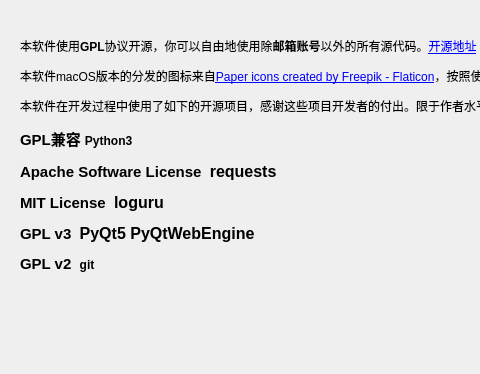
Old version of the form ui/license.ui in the repository Cinea4678/Tongji-AutoGetScore; both pictures show x 0 to 480 and y 0 to 374 of the 806 by 374 pixel window.
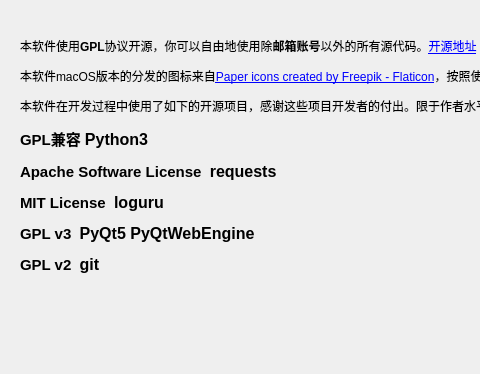
New version of the form.

Commit message: 修正排版

```diff
--- a/ui/license.ui
+++ b/ui/license.ui
@@ -39,18 +39,19 @@
     </rect>
    </property>
    <property name="text">
-    <string>&lt;!DOCTYPE HTML PUBLIC &quot;-//W3C//DTD HTML 4.0//EN&quot; &quot;http://www.w3.org/TR/REC-html40/strict.dtd&quot;&gt;
+    <string>
+&lt;!DOCTYPE HTML PUBLIC &quot;-//W3C//DTD HTML 4.0//EN&quot; &quot;http://www.w3.org/TR/REC-html40/strict.dtd&quot;&gt;
 &lt;html&gt;&lt;head&gt;&lt;meta name=&quot;qrichtext&quot; content=&quot;1&quot; /&gt;&lt;style type=&quot;text/css&quot;&gt;
 p, li { white-space: pre-wrap; }
 &lt;/style&gt;&lt;/head&gt;&lt;body style=&quot; font-family:'SimSun'; font-size:9pt; font-weight:400; font-style:normal;&quot;&gt;
 &lt;p style=&quot; margin-top:12px; margin-bottom:12px; margin-left:0px; margin-right:0px; -qt-block-indent:0; text-indent:0px;&quot;&gt;本软件使用&lt;span style=&quot; font-weight:600;&quot;&gt;GPL&lt;/span&gt;协议开源，你可以自由地使用除&lt;span style=&quot; font-weight:600;&quot;&gt;邮箱账号&lt;/span&gt;以外的所有源代码。&lt;a href=&quot;https://github.com/Cinea4678/Tongji-AutoGetScore&quot;&gt;&lt;span style=&quot; text-decoration: underline; color:#0000ff;&quot;&gt;开源地址&lt;/span&gt;&lt;/a&gt;&lt;/p&gt;
 &lt;p style=&quot; margin-top:12px; margin-bottom:12px; margin-left:0px; margin-right:0px; -qt-block-indent:0; text-indent:0px;&quot;&gt;本软件macOS版本的分发的图标来自&lt;a href=&quot;https://www.flaticon.com/free-icons/paper&quot;&gt;&lt;span style=&quot; text-decoration: underline; color:#0000ff;&quot;&gt;Paper icons created by Freepik - Flaticon&lt;/span&gt;&lt;/a&gt;，按照使用协议使用。&lt;/p&gt;
 &lt;p style=&quot; margin-top:12px; margin-bottom:12px; margin-left:0px; margin-right:0px; -qt-block-indent:0; text-indent:0px;&quot;&gt;本软件在开发过程中使用了如下的开源项目，感谢这些项目开发者的付出。限于作者水平，可能罗列不完全：&lt;/p&gt;
-&lt;p style=&quot; margin-top:12px; margin-bottom:12px; margin-left:0px; margin-right:0px; -qt-block-indent:0; text-indent:0px;&quot;&gt;&lt;span style=&quot; font-size:11pt; font-weight:600;&quot;&gt;GPL兼容 &lt;/span&gt;&lt;span style=&quot; font-weight:600;&quot;&gt;Python3&lt;/span&gt;&lt;/p&gt;
+&lt;p style=&quot; margin-top:12px; margin-bottom:12px; margin-left:0px; margin-right:0px; -qt-block-indent:0; text-indent:0px;&quot;&gt;&lt;span style=&quot; font-family:'Source Sans Pro','Helvetica','Arial','sans-serif'; font-size:11pt; font-weight:600; color:#000000;&quot;&gt;GPL兼容 &lt;/span&gt;&lt;span style=&quot;font-family:'Source Sans Pro','Helvetica','Arial','sans-serif'; font-size:16px; font-weight:600; color:#000000;&quot;&gt;Python3&lt;/span&gt;&lt;/p&gt;
 &lt;p style=&quot; margin-top:12px; margin-bottom:12px; margin-left:0px; margin-right:0px; -qt-block-indent:0; text-indent:0px;&quot;&gt;&lt;span style=&quot; font-family:'Source Sans Pro','Helvetica','Arial','sans-serif'; font-size:11pt; font-weight:600; color:#000000;&quot;&gt;Apache Software License  &lt;/span&gt;&lt;span style=&quot; font-family:'Source Sans Pro','Helvetica','Arial','sans-serif'; font-size:16px; font-weight:600; color:#000000;&quot;&gt;requests &lt;/span&gt;&lt;/p&gt;
 &lt;p style=&quot; margin-top:12px; margin-bottom:12px; margin-left:0px; margin-right:0px; -qt-block-indent:0; text-indent:0px;&quot;&gt;&lt;span style=&quot; font-family:'Source Sans Pro','Helvetica','Arial','sans-serif'; font-size:11pt; font-weight:600; color:#000000;&quot;&gt;MIT License  &lt;/span&gt;&lt;span style=&quot; font-family:'Source Sans Pro','Helvetica','Arial','sans-serif'; font-size:16px; font-weight:600; color:#000000;&quot;&gt;loguru &lt;/span&gt;&lt;/p&gt;
 &lt;p style=&quot; margin-top:12px; margin-bottom:12px; margin-left:0px; margin-right:0px; -qt-block-indent:0; text-indent:0px;&quot;&gt;&lt;span style=&quot; font-family:'Source Sans Pro','Helvetica','Arial','sans-serif'; font-size:11pt; font-weight:600; color:#000000;&quot;&gt;GPL v3  &lt;/span&gt;&lt;span style=&quot; font-family:'Source Sans Pro','Helvetica','Arial','sans-serif'; font-size:16px; font-weight:600; color:#000000;&quot;&gt;PyQt5 PyQtWebEngine&lt;/span&gt;&lt;/p&gt;
-&lt;p style=&quot; margin-top:12px; margin-bottom:12px; margin-left:0px; margin-right:0px; -qt-block-indent:0; text-indent:0px;&quot;&gt;&lt;span style=&quot; font-family:'Source Sans Pro','Helvetica','Arial','sans-serif'; font-size:11pt; font-weight:600; color:#000000;&quot;&gt;GPL v2  &lt;/span&gt;&lt;span style=&quot; font-family:'Source Sans Pro','Helvetica','Arial','sans-serif'; font-weight:600; color:#000000;&quot;&gt;git&lt;/span&gt;&lt;/p&gt;&lt;/body&gt;&lt;/html&gt;</string>
+&lt;p style=&quot; margin-top:12px; margin-bottom:12px; margin-left:0px; margin-right:0px; -qt-block-indent:0; text-indent:0px;&quot;&gt;&lt;span style=&quot; font-family:'Source Sans Pro','Helvetica','Arial','sans-serif'; font-size:11pt; font-weight:600; color:#000000;&quot;&gt;GPL v2  &lt;/span&gt;&lt;span style=&quot; font-family:'Source Sans Pro','Helvetica','Arial','sans-serif'; font-size:16px; font-weight:600; color:#000000;&quot;&gt;git&lt;/span&gt;&lt;/p&gt;&lt;/body&gt;&lt;/html&gt;</string>
    </property>
    <property name="openExternalLinks">
     <bool>true</bool>
```
The commit also changes 1 other file.
